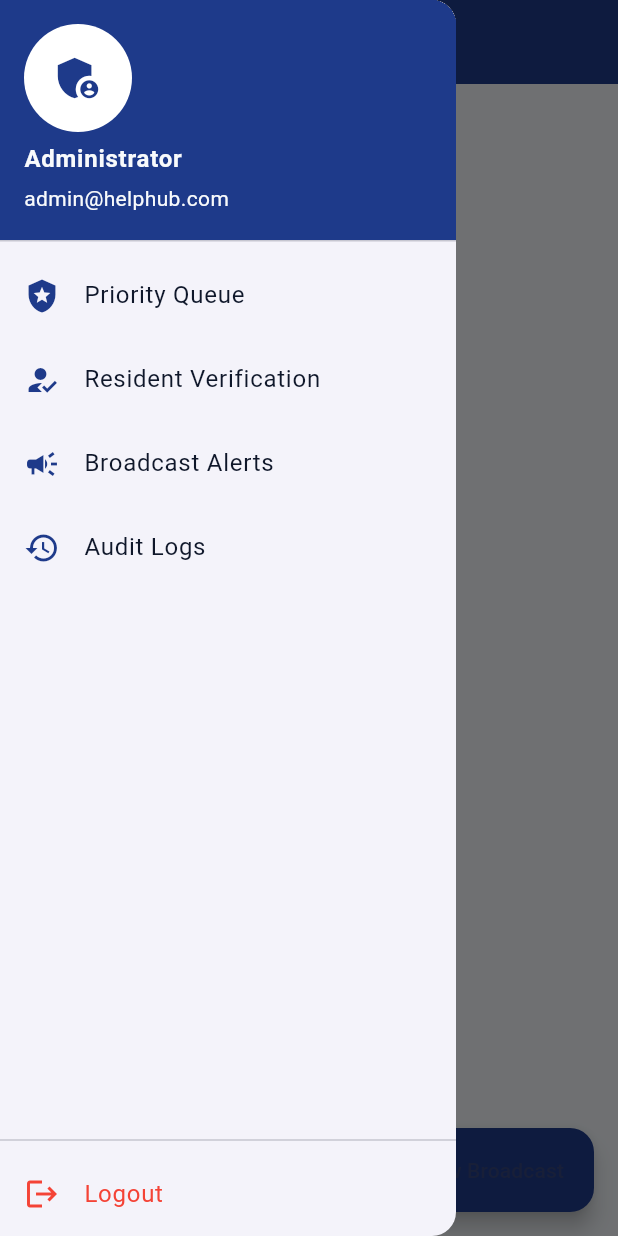
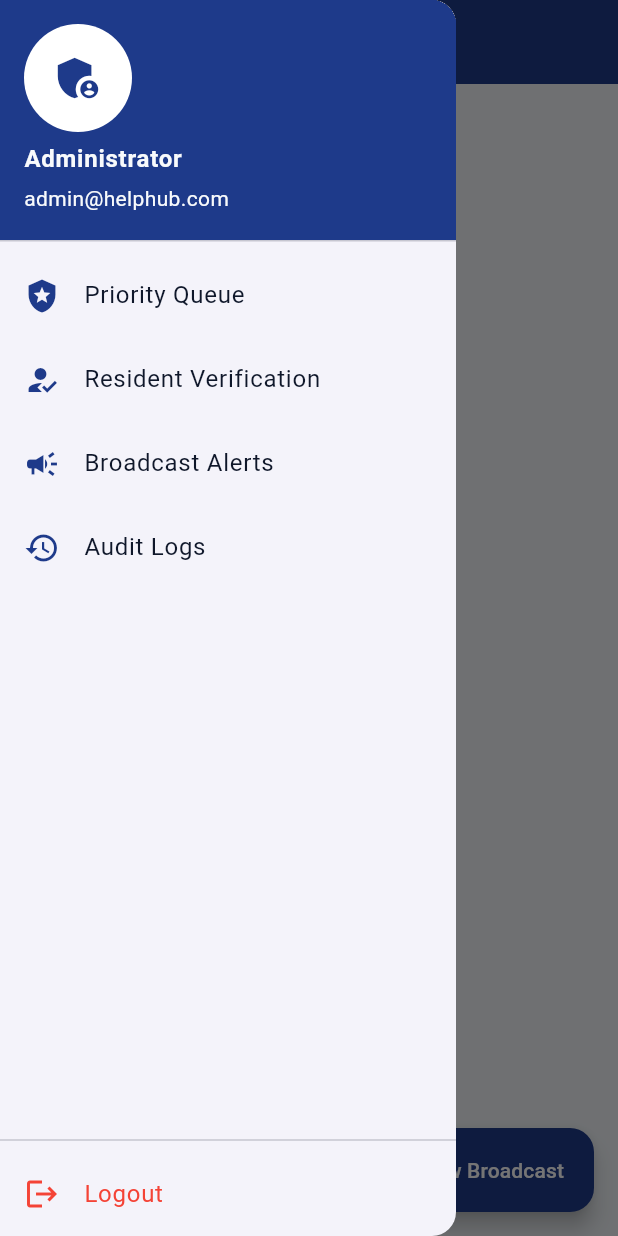
Before and after one commit to mpcatedrilla-crypto/HELPHUB, a Flutter app: the AdminAnnouncementsScreen screen opened by its route, with the side drawer open, on a phone screen of 412 x 824 dp. Run offline on Flutter 3.47's test engine with Material 3 defaults, Android fonts, the phone set to English and light mode, and no system bars; our stand-ins replace flutter_animate, supabase_flutter, timeago; accounts and stored records are empty.

```diff
--- a/lib/screens/admin_announcements_screen.dart
+++ b/lib/screens/admin_announcements_screen.dart
@@ -82,8 +82,8 @@ class _AdminAnnouncementsScreenState extends State<AdminAnnouncementsScreen> {
       drawer: const AdminDrawer(),
       floatingActionButton: FloatingActionButton.extended(
         onPressed: () => _showCreateDialog(context, Provider.of<AdminProvider>(context, listen: false)),
-        icon: const Icon(Icons.campaign),
-        label: const Text('New Broadcast'),
+        icon: const Icon(Icons.campaign, color: Colors.white),
+        label: const Text('New Broadcast', style: TextStyle(color: Colors.white)),
         backgroundColor: AppTheme.primaryBlue,
       ),
       body: Consumer<AdminProvider>(
```
Also changed, not shown: 1 other file.
